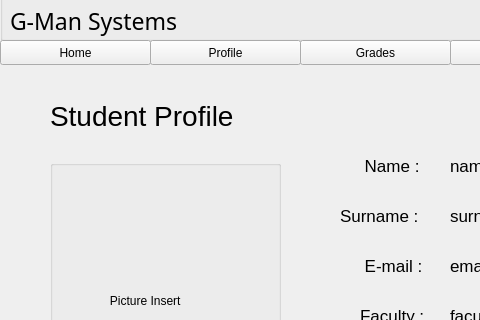
Above: resources/UI/profile.ui from Poom1997/gman before the change; both pictures show x 0 to 480 and y 0 to 320 of the 900 by 600 pixel window. Below: the same form after it.
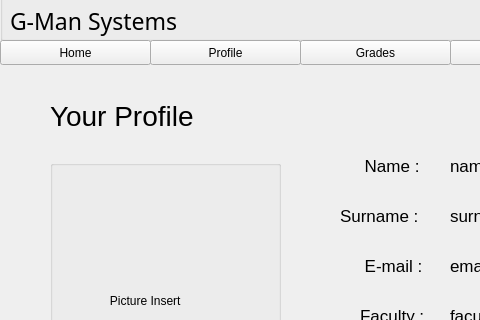
That is the form after the change.

What changed in the file:
```diff
--- a/resources/UI/profile.ui
+++ b/resources/UI/profile.ui
@@ -68,7 +68,7 @@
       </font>
      </property>
      <property name="text">
-      <string>Student Profile</string>
+      <string>Your Profile</string>
      </property>
     </widget>
     <widget class="QLabel" name="label_3">
```
